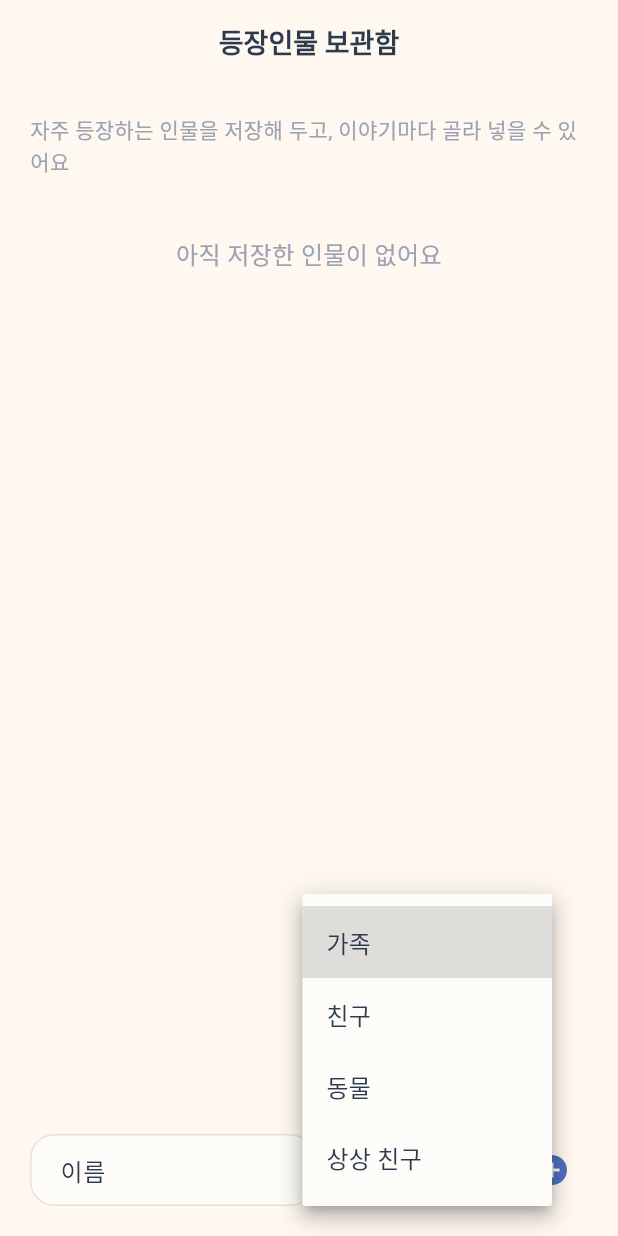
After one commit to marshallku/playzy, a Flutter app: the RosterScreen screen opened by its route, after a tap on "가족", on a phone screen of 412 x 824 dp. The commit adds this screen. Run offline on Flutter 3.47's test engine with Material 3 defaults, Android fonts, the phone set to English and light mode, and no system bars; our stand-ins replace flutter_riverpod, go_router, shared_preferences; accounts and stored records are empty; Roboto replaces fonts that are missing (Pretendard).

Commit message:
Add reusable character roster with companion migration

```diff
--- a/app/lib/core/constants.dart
+++ b/app/lib/core/constants.dart
@@ -13,4 +13,9 @@ abstract final class AppConstants {
   /// Extra characters a story can feature (등장인물). Mirrors the backend cap
   /// (`maxCharacters`) — the server is the real guard (planning/40).
   static const int maxCharactersPerStory = 5;
+
+  /// How many saved characters the reusable roster (보관함) can hold. Larger than
+  /// [maxCharactersPerStory] — the roster is a library; a single story still
+  /// features at most [maxCharactersPerStory] of them.
+  static const int maxRosterCharacters = 12;
 }
--- a/app/lib/core/router.dart
+++ b/app/lib/core/router.dart
@@ -5,6 +5,7 @@ import '../domain/story.dart';
 import '../features/child_profile/child_profile_screen.dart';
 import '../features/home/home_screen.dart';
 import '../features/paywall/paywall_screen.dart';
+import '../features/roster/roster_screen.dart';
 import '../features/situation_picker/situation_picker_screen.dart';
 import '../features/story/generating_screen.dart';
 import '../features/story/story_options_screen.dart';
@@ -14,6 +15,7 @@ import '../features/story/story_reader_screen.dart';
 abstract final class Routes {
   static const home = '/';
   static const profile = '/profile';
+  static const roster = '/roster';
   static const pick = '/pick';
   static const options = '/options';
   static const generating = '/generating';
@@ -32,6 +34,9 @@ GoRouter createAppRouter() => GoRouter(
         GoRoute(
             path: Routes.profile,
             builder: (_, __) => const ChildProfileScreen()),
+        GoRoute(
+            path: Routes.roster,
+            builder: (_, __) => const RosterScreen()),
         GoRoute(
             path: Routes.pick,
             builder: (_, __) => const SituationPickerScreen()),
--- a/app/lib/data/profile/profile_repository.dart
+++ b/app/lib/data/profile/profile_repository.dart
@@ -1,6 +1,9 @@
+import 'dart:convert';
+
 import 'package:shared_preferences/shared_preferences.dart';
 
 import '../../domain/child_profile.dart';
+import '../../domain/story_options.dart';
 
 /// Local persistence for the child profile + the free-tier generation count.
 /// One child for MVP (docs/planning/10). An interface so tests use a fake and
@@ -8,6 +11,13 @@ import '../../domain/child_profile.dart';
 abstract interface class ProfileRepository {
   Future<ChildProfile?> loadProfile();
   Future<void> saveProfile(ChildProfile profile);
+
+  /// The reusable character roster (보관함) — saved once, picked per story. On
+  /// first read after upgrade it is seeded from the profile's legacy
+  /// `companionName` so that default isn't lost when the profile screen stops
+  /// editing it.
+  Future<List<StoryCharacter>> loadRoster();
+  Future<void> saveRoster(List<StoryCharacter> roster);
 
   /// Free-tier counter — how many stories this device has generated. In
   /// production the authoritative count is backend-enforced (ADR 0002); this
@@ -30,6 +40,7 @@ class PrefsProfileRepository implements ProfileRepository {
   final SharedPreferences _prefs;
 
   static const _profileKey = 'child_profile';
+  static const _rosterKey = 'character_roster';
   static const _countKey = 'generated_count';
   static const _creditsKey = 'credits';
 
@@ -43,6 +54,58 @@ class PrefsProfileRepository implements ProfileRepository {
   @override
   Future<void> saveProfile(ChildProfile profile) async {
     await _prefs.setString(_profileKey, profile.encode());
+  }
+
+  @override
+  Future<List<StoryCharacter>> loadRoster() async {
+    final raw = _prefs.getString(_rosterKey);
+    if (raw != null) return _decodeRoster(raw);
+    // First read after upgrade: seed once from the legacy profile companion, then
+    // persist — EVEN WHEN EMPTY — so "migrated (possibly empty)" is distinct from
+    // "never migrated" and a later profile change can't re-trigger seeding
+    // (codex WU3 C2). Idempotent on the roster key's presence.
+    final seeded = _seedFromLegacyCompanion();
+    // Best-effort: if the write fails we simply re-seed next load (the source
+    // companion is unchanged), rather than returning a phantom-persisted roster.
+    try {
+      await _prefs.setString(_rosterKey, _encodeRoster(seeded));
+    } catch (_) {/* re-seed next load */}
+    return seeded;
+  }
+
+  @override
+  Future<void> saveRoster(List<StoryCharacter> roster) async {
+    await _prefs.setString(_rosterKey, _encodeRoster(roster));
+  }
+
+  List<StoryCharacter> _seedFromLegacyCompanion() {
+    final raw = _prefs.getString(_profileKey);
+    if (raw == null) return const [];
+    try {
+      final json = jsonDecode(raw) as Map<String, dynamic>;
+      final companion = (json['companionName'] as String?)?.trim();
+      if (companion == null || companion.isEmpty) return const [];
+      return [StoryCharacter(name: companion, kind: CharacterKind.friend)];
+    } catch (_) {
+      return const [];
+    }
+  }
+
+  String _encodeRoster(List<StoryCharacter> roster) =>
+      jsonEncode(roster.map((c) => c.toJson()).toList());
+
+  /// Decodes per-entry: a corrupt/legacy entry is skipped, never failing the
+  /// whole load (mirrors the StoryLibrary robustness rule, planning/40 C5).
+  List<StoryCharacter> _decodeRoster(String raw) {
+    final out = <StoryCharacter>[];
+    try {
+      for (final e in jsonDecode(raw) as List<dynamic>) {
+        try {
+          if (e is Map<String, dynamic>) out.add(StoryCharacter.fromJson(e));
+        } catch (_) {/* skip corrupt entry */}
+      }
+    } catch (_) {/* corrupt list → empty */}
+    return out;
   }
 
   @override
@@ -76,20 +139,46 @@ class PrefsProfileRepository implements ProfileRepository {
 
 /// In-memory implementation for tests and offline development.
 class FakeProfileRepository implements ProfileRepository {
-  FakeProfileRepository({ChildProfile? profile, int count = 0, int credits = 0})
-      : _profile = profile,
+  FakeProfileRepository({
+    ChildProfile? profile,
+    int count = 0,
+    int credits = 0,
+    List<StoryCharacter>? roster,
+  })  : _profile = profile,
         _count = count,
-        _credits = credits;
+        _credits = credits,
+        _roster = roster == null ? null : List.of(roster);
 
   ChildProfile? _profile;
   int _count;
   int _credits;
+
+  /// null = never set (mirrors the prefs roster-key absence, so the legacy
+  /// companion seed fires exactly once).
+  List<StoryCharacter>? _roster;
 
   @override
   Future<ChildProfile?> loadProfile() async => _profile;
 
   @override
   Future<void> saveProfile(ChildProfile profile) async => _profile = profile;
+
+  @override
+  Future<List<StoryCharacter>> loadRoster() async {
+    if (_roster != null) return List.of(_roster!);
+    // First read: seed once from the legacy companion, then remember it — even
+    // when empty — so an emptied roster is never re-seeded and a later profile
+    // change can't re-trigger seeding (matches the prefs implementation, C2).
+    final companion = _profile?.companionName?.trim();
+    final seeded = (companion != null && companion.isNotEmpty)
+        ? [StoryCharacter(name: companion, kind: CharacterKind.friend)]
+        : <StoryCharacter>[];
+    _roster = List.of(seeded);
+    return List.of(seeded);
+  }
+
+  @override
+  Future<void> saveRoster(List<StoryCharacter> roster) async => _roster = List.of(roster);
 
   @override
   Future<int> generatedCount() async => _count;
--- /dev/null
+++ b/app/lib/features/roster/roster_screen.dart
@@ -0,0 +1,204 @@
+import 'package:flutter/material.dart';
+import 'package:flutter_riverpod/flutter_riverpod.dart';
+
+import '../../core/constants.dart';
+import '../../core/providers.dart';
+import '../../design/theme.dart';
+import '../../domain/story_options.dart';
+
+/// Manage the reusable character roster (보관함) — saved once, picked per story
+/// (request #4). Add a name + relationship; delete with a tap. Backed by
+/// [rosterControllerProvider].
+class RosterScreen extends ConsumerStatefulWidget {
+  const RosterScreen({super.key});
+
+  @override
+  ConsumerState<RosterScreen> createState() => _RosterScreenState();
+}
+
+class _RosterScreenState extends ConsumerState<RosterScreen> {
+  final _nameController = TextEditingController();
+  CharacterKind _kind = CharacterKind.family;
+
+  @override
+  void dispose() {
+    _nameController.dispose();
+    super.dispose();
+  }
+
+  Future<void> _add() async {
+    final name = _nameController.text.trim();
+    if (name.isEmpty) return;
+    await ref
+        .read(rosterControllerProvider.notifier)
+        .add(StoryCharacter(name: name, kind: _kind));
+    _nameController.clear();
+    if (mounted) setState(() {});
+  }
+
+  @override
+  Widget build(BuildContext context) {
+    final colors = context.colors;
+    final roster = ref.watch(rosterControllerProvider).valueOrNull ?? const <StoryCharacter>[];
+    final full = roster.length >= AppConstants.maxRosterCharacters;
+
+    return Scaffold(
+      appBar: AppBar(title: const Text('등장인물 보관함')),
+      body: SafeArea(
+        child: Column(
+          children: [
+            Expanded(
+              child: ListView(
+                padding: const EdgeInsets.all(AppSpacing.screenEdge),
+                children: [
+                  Text(
+                    '자주 등장하는 인물을 저장해 두고, 이야기마다 골라 넣을 수 있어요',
+                    style: AppTypography.bodySm.copyWith(color: colors.textTertiary),
+                  ),
+                  const SizedBox(height: AppSpacing.lg),
+                  if (roster.isEmpty)
+                    Padding(
+                      padding: const EdgeInsets.symmetric(vertical: AppSpacing.xxl),
+                      child: Text(
+                        '아직 저장한 인물이 없어요',
+                        textAlign: TextAlign.center,
+                        style: AppTypography.body.copyWith(color: colors.textTertiary),
+                      ),
+                    )
+                  else
+                    for (final c in roster)
+                      Padding(
+                        padding: const EdgeInsets.only(bottom: AppSpacing.sm),
+                        child: _RosterTile(
+                          character: c,
+                          onRemove: () => ref
+                              .read(rosterControllerProvider.notifier)
+                              .remove(c),
+                        ),
+                      ),
+                ],
+              ),
+            ),
+            _AddArea(
+              nameController: _nameController,
+              kind: _kind,
+              onKindChanged: (k) => setState(() => _kind = k),
+              onAdd: full ? null : _add,
+              full: full,
+            ),
+          ],
+        ),
+      ),
+    );
+  }
+}
+
+class _RosterTile extends StatelessWidget {
+  const _RosterTile({required this.character, required this.onRemove});
+
+  final StoryCharacter character;
+  final VoidCallback onRemove;
+
+  @override
+  Widget build(BuildContext context) {
+    final colors = context.colors;
+    return Container(
+      padding: const EdgeInsets.symmetric(
+          horizontal: AppSpacing.lg, vertical: AppSpacing.md),
+      decoration: BoxDecoration(color: colors.bgSurface, borderRadius: AppRadius.card),
+      child: Row(
+        children: [
+          Flexible(
+            child: Text(
+              character.name,
+              overflow: TextOverflow.ellipsis,
+              style: AppTypography.body.copyWith(color: colors.textPrimary),
+            ),
+          ),
+          const SizedBox(width: AppSpacing.sm),
+          Text(
+            character.kind.label,
+            style: AppTypography.caption.copyWith(color: colors.textTertiary),
+          ),
+          const Spacer(),
+          IconButton(
+            onPressed: onRemove,
+            icon: const Icon(Icons.close),
+            tooltip: '삭제',
+          ),
+        ],
+      ),
+    );
+  }
+}
+
+/// Name field + relationship + add button. Pinned below the list.
+class _AddArea extends StatelessWidget {
+  const _AddArea({
+    required this.nameController,
+    required this.kind,
+    required this.onKindChanged,
+    required this.onAdd,
+    required this.full,
+  });
+
+  final TextEditingController nameController;
+  final CharacterKind kind;
+  final ValueChanged<CharacterKind> onKindChanged;
+  final VoidCallback? onAdd;
+  final bool full;
+
+  @override
+  Widget build(BuildContext context) {
+    final colors = context.colors;
+    return Padding(
+      padding: const EdgeInsets.all(AppSpacing.screenEdge),
+      child: Column(
+        mainAxisSize: MainAxisSize.min,
+        children: [
+          if (full)
+            Padding(
+              padding: const EdgeInsets.only(bottom: AppSpacing.sm),
+              child: Text(
+                '최대 ${AppConstants.maxRosterCharacters}명까지 저장할 수 있어요',
+                style: AppTypography.caption.copyWith(color: colors.textTertiary),
+              ),
+            ),
+          Row(
+            children: [
+              Expanded(
+                flex: 3,
+                child: TextField(
+                  controller: nameController,
+                  enabled: !full,
+                  decoration: const InputDecoration(hintText: '이름'),
+                  onSubmitted: (_) => onAdd?.call(),
+                ),
+              ),
+              const SizedBox(width: AppSpacing.sm),
+              Expanded(
+                flex: 2,
+                child: DropdownButtonFormField<CharacterKind>(
+                  initialValue: kind,
+                  items: [
+                    for (final k in CharacterKind.values)
+                      DropdownMenuItem(value: k, child: Text(k.label)),
+                  ],
+                  onChanged: full
+                      ? null
+                      : (k) => onKindChanged(k ?? CharacterKind.family),
+                ),
+              ),
+              IconButton(
+                onPressed: onAdd,
+                icon: const Icon(Icons.add_circle),
+                color: colors.primary,
+                tooltip: '추가',
+              ),
+            ],
+          ),
+        ],
+      ),
+    );
+  }
+}
```
Also changed, not shown: app/lib/core/providers.dart (+48 -0 lines), app/lib/features/home/home_screen.dart (+12 -6 lines), 3 other files.
